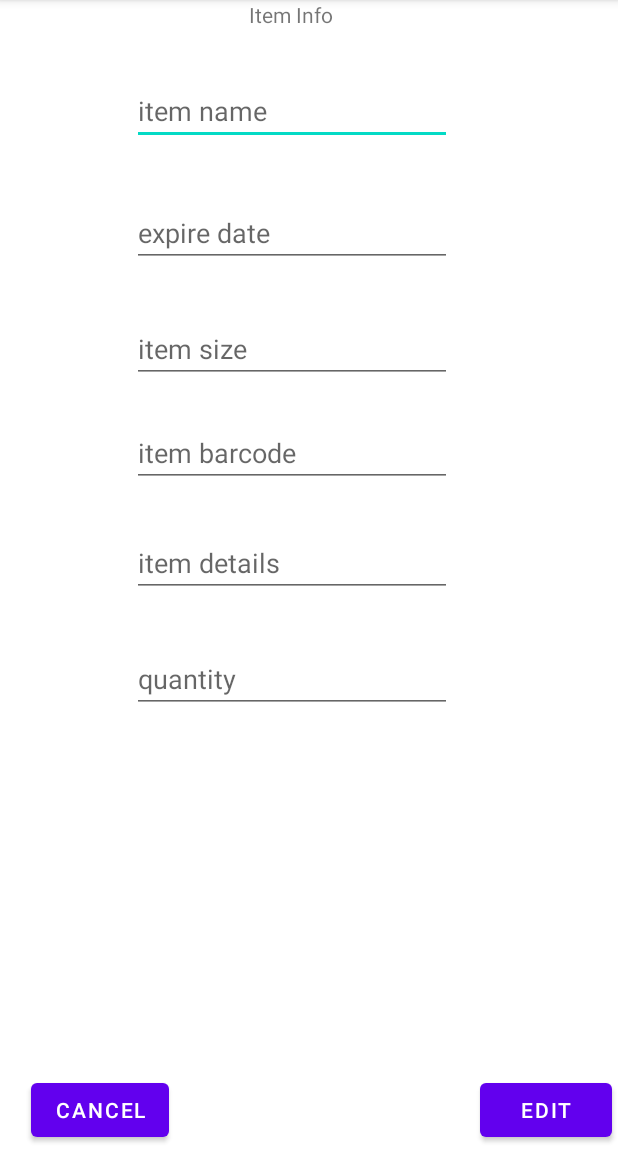
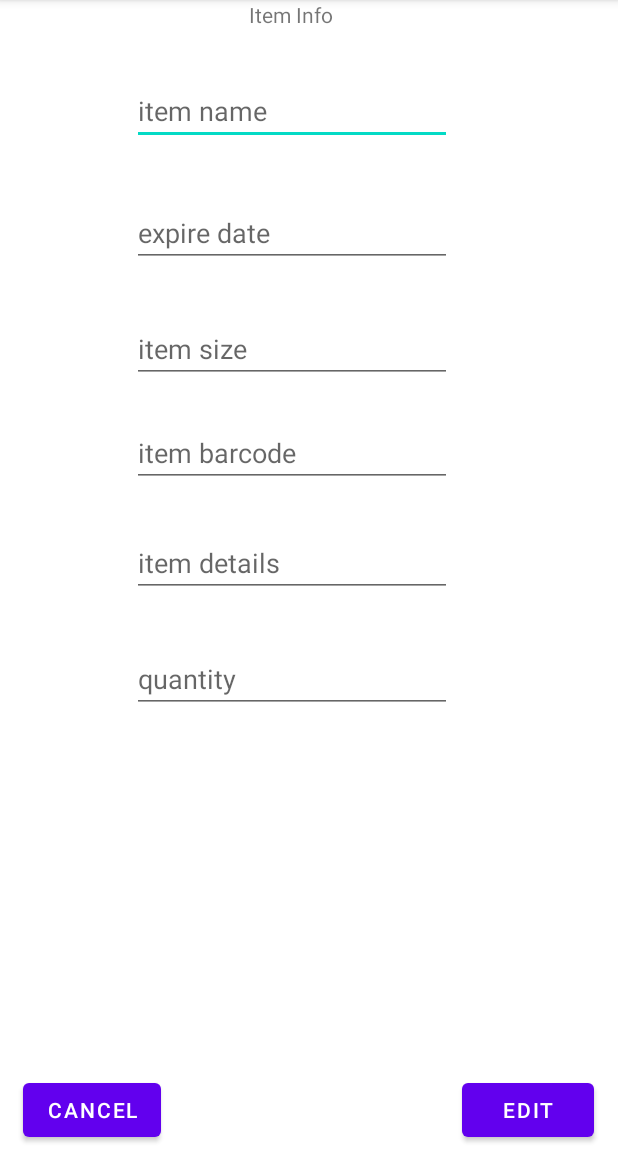
Before and after one commit to azzidahaka/Final-Project-sem-6-, an Android app: the EmployeeItemInfo screen opened directly, with no data from a screen before it, on a phone screen of 412 x 824 dp, the part 84-1236 px from its top. Run offline under Robolectric (Android 15) with nearby library versions, the phone set to English and light mode, and no system bars; our stand-ins replace Firebase (no records; nobody signed in at launch, a user with empty details on screens opened directly).

Commit message:
update item in db start

```diff
--- a/app/src/main/java/com/example/finalproject/CustomerInfo.kt
+++ b/app/src/main/java/com/example/finalproject/CustomerInfo.kt
@@ -19,7 +19,7 @@ class CustomerInfo : AppCompatActivity() {
     }
     private fun readFromDatabase()
     {
-        val myRef = CustomerHome.database.reference.child("store").child("name")
+        val myRef = MainActivity.database.reference.child("store").child("name")
         myRef.addValueEventListener(object : ValueEventListener {
             override fun onDataChange(dataSnapshot: DataSnapshot) {
                 // This method is called once with the initial value and again
--- a/app/src/main/java/com/example/finalproject/EmployeeNewItem.kt
+++ b/app/src/main/java/com/example/finalproject/EmployeeNewItem.kt
@@ -94,7 +94,7 @@ class EmployeeNewItem : AppCompatActivity() {
 
         if( allGood === true)
         {
-            val myRef = CustomerHome.database.reference.child("store").child("ProductData").child("NewItem" + itemBarCode.text)
+            val myRef = MainActivity.database.reference.child("store").child("ProductData").child("NewItem" + itemBarCode.text)
             myRef.child(getString(R.string.path_name)).setValue(itemName.text.toString())
             myRef.child(getString(R.string.path_size)).setValue(itemSize.text.toString())
             myRef.child(getString(R.string.path_exp_date)).setValue(itemExpDate.text.toString())
--- a/app/src/main/res/layout/activity_employee_edit_item.xml
+++ b/app/src/main/res/layout/activity_employee_edit_item.xml
@@ -16,7 +16,7 @@
         android:text="@string/save"
         app:layout_constraintBottom_toBottomOf="parent"
         app:layout_constraintEnd_toEndOf="parent"
-        app:layout_constraintTop_toBottomOf="@+id/editTextBarcode"
+        app:layout_constraintTop_toBottomOf="@+id/editTextQtyInfoEdit"
         app:layout_constraintVertical_bias="1.0" />
 
     <Button
@@ -31,7 +31,7 @@
         app:layout_constraintEnd_toStartOf="@+id/buttonEditItemInfo"
         app:layout_constraintHorizontal_bias="0.075"
         app:layout_constraintStart_toStartOf="parent"
-        app:layout_constraintTop_toBottomOf="@+id/editTextBarcode"
+        app:layout_constraintTop_toBottomOf="@+id/editTextQtyInfoEdit"
         app:layout_constraintVertical_bias="1.0" />
 
     <EditText
--- a/app/src/main/res/layout/activity_employee_item_info.xml
+++ b/app/src/main/res/layout/activity_employee_item_info.xml
@@ -11,13 +11,13 @@
         android:id="@+id/buttonEditItemInfo"
         android:layout_width="wrap_content"
         android:layout_height="wrap_content"
-        android:layout_marginEnd="4dp"
+        android:layout_marginEnd="16dp"
         android:layout_marginBottom="4dp"
         android:onClick="onEditItemClick"
         android:text="@string/edit"
         app:layout_constraintBottom_toBottomOf="parent"
         app:layout_constraintEnd_toEndOf="parent"
-        app:layout_constraintTop_toBottomOf="@+id/editTextBarcode"
+        app:layout_constraintTop_toBottomOf="@+id/editTextQtyInfoEdit"
         app:layout_constraintVertical_bias="1.0" />
 
     <Button
@@ -30,9 +30,9 @@
         android:text="@string/cancel"
         app:layout_constraintBottom_toBottomOf="parent"
         app:layout_constraintEnd_toStartOf="@+id/buttonEditItemInfo"
-        app:layout_constraintHorizontal_bias="0.075"
+        app:layout_constraintHorizontal_bias="0.053"
         app:layout_constraintStart_toStartOf="parent"
-        app:layout_constraintTop_toBottomOf="@+id/editTextBarcode"
+        app:layout_constraintTop_toBottomOf="@+id/editTextQtyInfoEdit"
         app:layout_constraintVertical_bias="1.0" />
 
     <EditText
```
Also changed, not shown: app/src/main/java/com/example/finalproject/CustomerHome.kt (+0 -30 lines), app/src/main/java/com/example/finalproject/EmployeeEditItem.kt (+73 -1 lines), app/src/main/java/com/example/finalproject/EmployeeItemInfo.kt (+10 -2 lines), app/src/main/java/com/example/finalproject/MainActivity.kt (+7 -0 lines).
